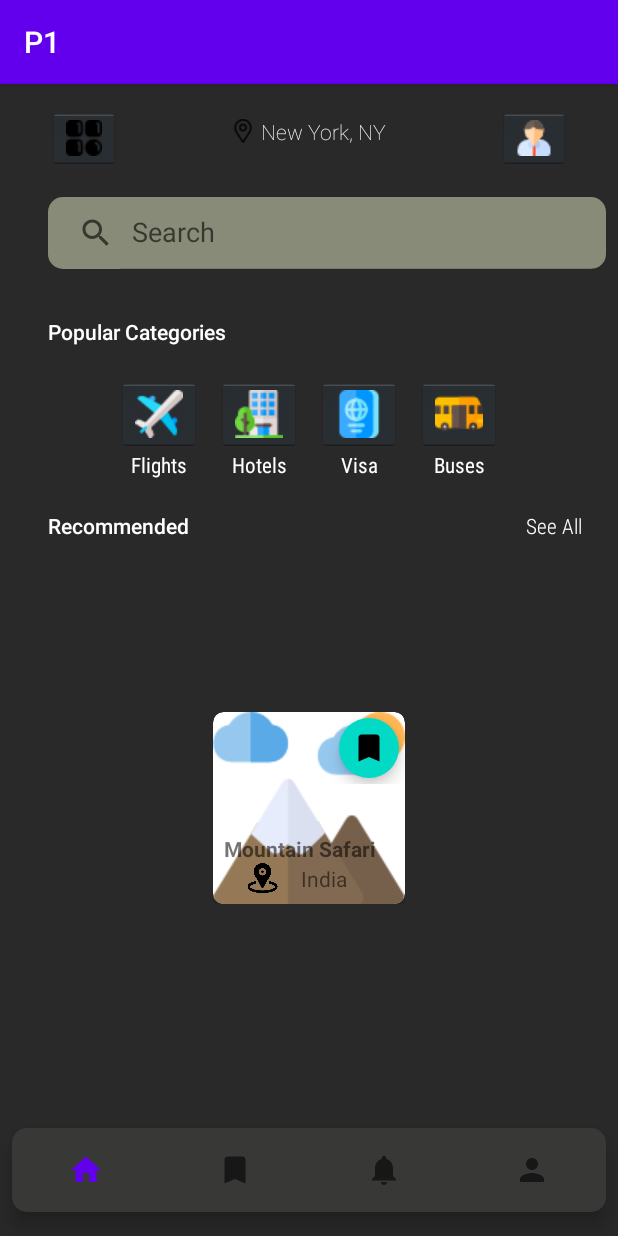
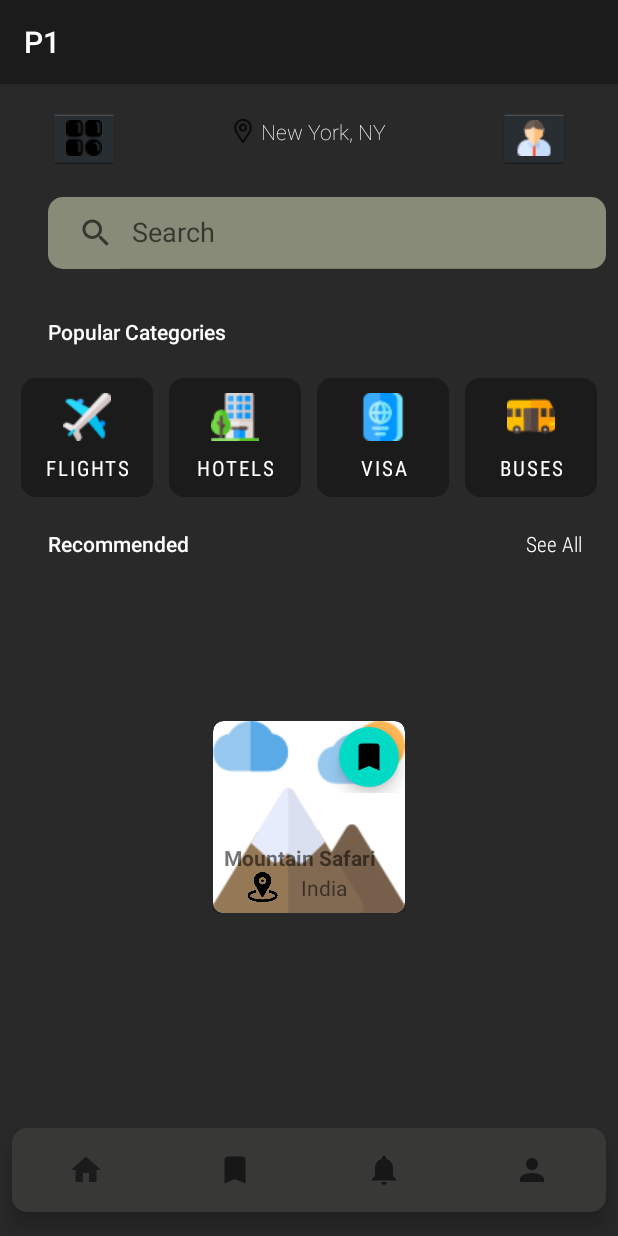
Before and after one commit to Alireza1044/mobile-p1, an Android app: the screen it shows after launch (MainActivity), on a phone screen of 412 x 824 dp. Run offline under Robolectric (Android 15) with nearby library versions, the phone set to English and light mode, and no system bars.

Commit message:
Modify category buttons

```diff
--- a/app/src/main/res/layout/activity_main.xml
+++ b/app/src/main/res/layout/activity_main.xml
@@ -125,18 +125,20 @@
             android:orientation="vertical"
             android:padding="5dp">
 
-            <ImageButton
+           <!-- <ImageButton
                 android:id="@+id/imageButton1"
                 style="@android:style/Widget.Holo.ImageButton"
                 android:layout_width="match_parent"
                 android:layout_height="wrap_content"
-                app:srcCompat="@drawable/plane" />
+                app:srcCompat="@drawable/plane" />-->
 
-            <TextView
+            <Button
                 android:layout_width="match_parent"
                 android:layout_height="wrap_content"
                 android:fontFamily="sans-serif-condensed"
                 android:gravity="center"
+                android:background="@drawable/bg_white_rounded"
+                android:drawableTop="@drawable/plane"
                 android:text="@string/flights_category_text"
                 android:textColor="@color/white"
                 app:autoSizeTextType="uniform" />
@@ -148,18 +150,20 @@
             android:orientation="vertical"
             android:padding="5dp">
 
-            <ImageButton
+           <!-- <ImageButton
                 android:id="@+id/imageButton2"
                 style="@android:style/Widget.Holo.ImageButton"
                 android:layout_width="match_parent"
                 android:layout_height="wrap_content"
-                app:srcCompat="@drawable/hotel" />
+                app:srcCompat="@drawable/hotel" />-->
 
-            <TextView
+            <Button
                 android:layout_width="match_parent"
                 android:layout_height="wrap_content"
                 android:fontFamily="sans-serif-condensed"
                 android:gravity="center"
+                android:background="@drawable/bg_white_rounded"
+                android:drawableTop="@drawable/hotel"
                 android:text="@string/hotels_category_text"
                 android:textColor="@color/white"
                 app:autoSizeTextType="uniform" />
@@ -171,18 +175,20 @@
             android:orientation="vertical"
             android:padding="5dp">
 
-            <ImageButton
+            <!--<ImageButton
                 android:id="@+id/imageButton3"
                 style="@android:style/Widget.Holo.ImageButton"
                 android:layout_width="match_parent"
                 android:layout_height="wrap_content"
-                app:srcCompat="@drawable/passport" />
+                app:srcCompat="@drawable/passport" />-->
 
-            <TextView
+            <Button
                 android:layout_width="match_parent"
                 android:layout_height="wrap_content"
                 android:fontFamily="sans-serif-condensed"
                 android:gravity="center"
+                android:background="@drawable/bg_white_rounded"
+                android:drawableTop="@drawable/passport"
                 android:text="@string/visa_category_text"
                 android:textColor="@color/white"
                 app:autoSizeTextType="uniform" />
@@ -194,16 +200,18 @@
             android:orientation="vertical"
             android:padding="5dp">
 
-            <ImageButton
-                android:id="@+id/imageButton4"
-                style="@android:style/Widget.Holo.ImageButton"
+<!--            <ImageButton-->
+<!--                android:id="@+id/imageButton4"-->
+<!--                style="@android:style/Widget.Holo.ImageButton"-->
+<!--                android:layout_width="match_parent"-->
+<!--                android:layout_height="wrap_content"-->
+<!--                app:srcCompat="@drawable/bus" />-->
+
+            <Button
                 android:layout_width="match_parent"
                 android:layout_height="wrap_content"
-                app:srcCompat="@drawable/bus" />
-
-            <TextView
-                android:layout_width="match_parent"
-                android:layout_height="wrap_content"
+                android:background="@drawable/bg_white_rounded"
+                android:drawableTop="@drawable/bus"
                 android:fontFamily="sans-serif-condensed"
                 android:gravity="center"
                 android:text="@string/buses_category_text"
--- a/app/src/main/res/values/colors.xml
+++ b/app/src/main/res/values/colors.xml
@@ -7,4 +7,5 @@
     <color name="teal_700">#FF018786</color>
     <color name="black">#FF000000</color>
     <color name="white">#FFFFFFFF</color>
+    <color name="erie_black">#1b1b1b</color>
 </resources>
--- a/app/src/main/res/values/themes.xml
+++ b/app/src/main/res/values/themes.xml
@@ -3,7 +3,7 @@
     <style name="Theme.P1" parent="Theme.MaterialComponents.DayNight.DarkActionBar">
         <item name="android:windowBackground">@drawable/background</item>
         <!-- Primary brand color. -->
-        <item name="colorPrimary">@color/purple_500</item>
+        <item name="colorPrimary">@color/erie_black</item>
         <item name="colorPrimaryVariant">@color/purple_700</item>
         <item name="colorOnPrimary">@color/white</item>
         <!-- Secondary brand color. -->
```
